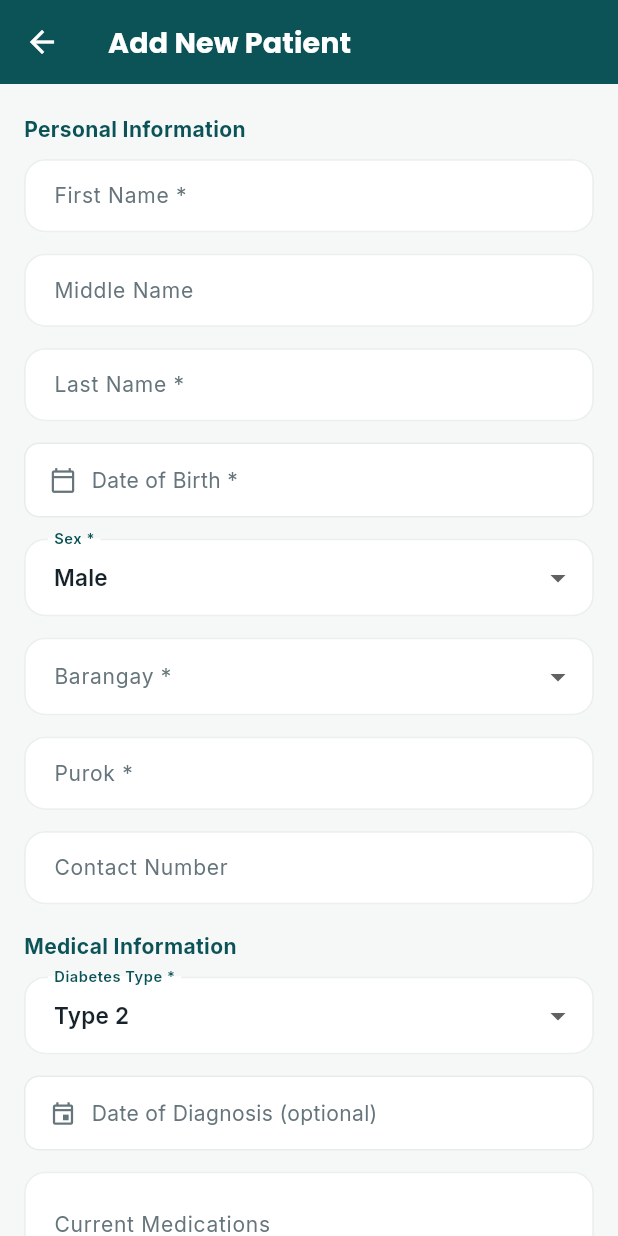
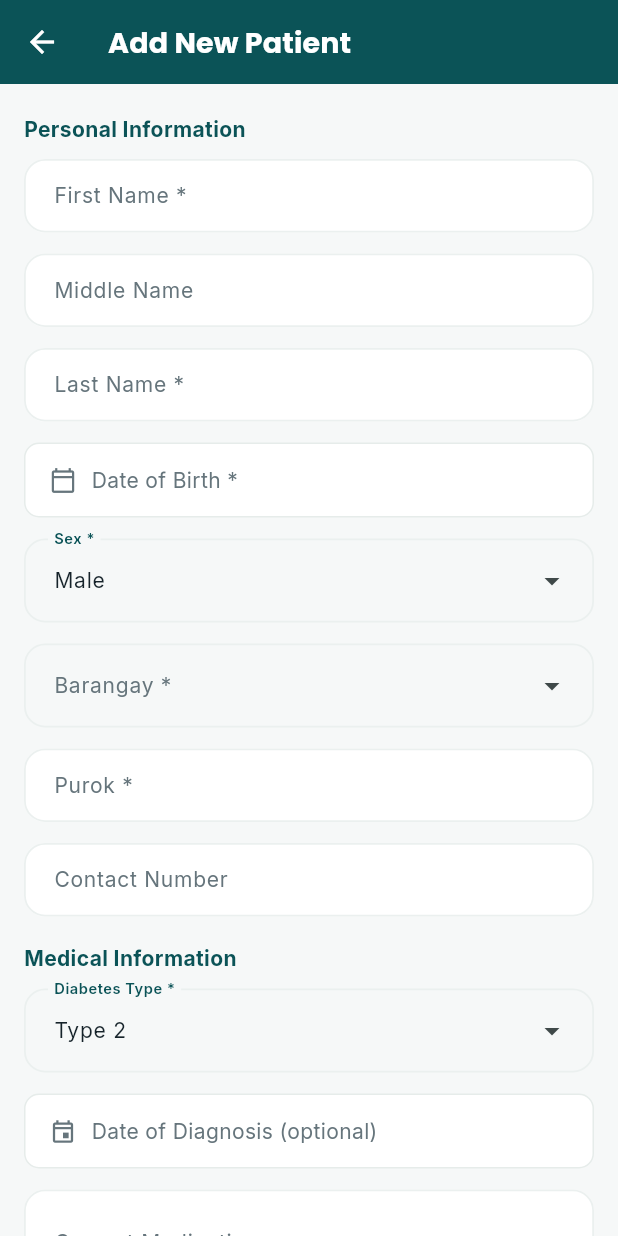
Before and after one commit to jmidanan1234/diacare-app, a Flutter app: the AddPatientScreen screen opened directly, on a phone screen of 412 x 824 dp. Run offline on Flutter 3.47's test engine with Material 3 defaults, Android fonts, the light colour scheme and no system bars; our stand-ins replace cloud_firestore, connectivity_plus, firebase_auth, firebase_core, firebase_messaging, fl_chart and 5 more; accounts and stored records are empty.

Commit message:
Release v1.0.11: centered dashboard cards and compact patient dropdowns

```diff
--- a/lib/screens/patients/add_patient_screen.dart
+++ b/lib/screens/patients/add_patient_screen.dart
@@ -7,6 +7,7 @@ import '../../models/patient.dart';
 import '../../utils/theme.dart';
 import '../../utils/constants.dart';
 import '../../widgets/shared_widgets.dart';
+import '../../widgets/compact_dropdown_field.dart';
 
 class AddPatientScreen extends StatefulWidget {
   /// When provided, the screen edits this patient instead of adding a new one.
@@ -456,12 +457,10 @@ class _AddPatientScreenState extends State<AddPatientScreen> {
               ),
 
               // Sex
-              _field(DropdownButtonFormField<String>(
-                initialValue: _sex,
-                decoration: const InputDecoration(labelText: 'Sex *'),
-                items: AppConstants.sexOptions
-                    .map((s) => DropdownMenuItem(value: s, child: Text(s)))
-                    .toList(),
+              _field(CompactDropdownField(
+                value: _sex,
+                label: 'Sex *',
+                options: AppConstants.sexOptions,
                 onChanged: (v) => setState(() => _sex = v!),
               )),
 
@@ -469,13 +468,10 @@ class _AddPatientScreenState extends State<AddPatientScreen> {
               // specific enough to find the house, consistent enough to
               // filter and report on.
               _field(
-                DropdownButtonFormField<String>(
-                  initialValue: _barangay,
-                  isExpanded: true,
-                  decoration: const InputDecoration(labelText: 'Barangay *'),
-                  items: AppConstants.barangays
-                      .map((b) => DropdownMenuItem(value: b, child: Text(b)))
-                      .toList(),
+                CompactDropdownField(
+                  value: _barangay,
+                  label: 'Barangay *',
+                  options: AppConstants.barangays,
                   onChanged: (v) => setState(() => _barangay = v),
                   validator: (v) => v == null || v.isEmpty ? 'Required' : null,
                 ),
@@ -504,12 +500,10 @@ class _AddPatientScreenState extends State<AddPatientScreen> {
               )),
 
               _sectionHeader('Medical Information'),
-              _field(DropdownButtonFormField<String>(
-                initialValue: _diabetesType,
-                decoration: const InputDecoration(labelText: 'Diabetes Type *'),
-                items: AppConstants.diabetesTypes
-                    .map((t) => DropdownMenuItem(value: t, child: Text(t)))
-                    .toList(),
+              _field(CompactDropdownField(
+                value: _diabetesType,
+                label: 'Diabetes Type *',
+                options: AppConstants.diabetesTypes,
                 onChanged: (v) => setState(() => _diabetesType = v!),
               )),
 
--- a/lib/utils/constants.dart
+++ b/lib/utils/constants.dart
@@ -1,6 +1,6 @@
 class AppConstants {
   static const String appName = 'DiaCare';
-  static const String appVersion = '1.0.10';
+  static const String appVersion = '1.0.11';
   static const String appTagline = 'Barangay Diabetes Monitoring';
   static const String disclaimer =
       'DiaCare is designed for community health monitoring and decision-support only. It does not provide medical diagnosis or treatment.';
--- /dev/null
+++ b/lib/widgets/compact_dropdown_field.dart
@@ -0,0 +1,63 @@
+import 'package:flutter/material.dart';
+import '../utils/theme.dart';
+
+/// An anchored selection menu with a bounded, scrollable options list.
+class CompactDropdownField extends StatelessWidget {
+  final String label;
+  final String? value;
+  final List<String> options;
+  final ValueChanged<String?> onChanged;
+  final FormFieldValidator<String>? validator;
+
+  const CompactDropdownField({
+    super.key,
+    required this.label,
+    required this.value,
+    required this.options,
+    required this.onChanged,
+    this.validator,
+  });
+
+  @override
+  Widget build(BuildContext context) {
+    return LayoutBuilder(builder: (context, constraints) {
+      final menuWidth = constraints.maxWidth.clamp(0.0, 280.0);
+      return DropdownMenuFormField<String>(
+        width: constraints.maxWidth,
+        initialSelection: value,
+        label: Text(label),
+        selectOnly: true,
+        requestFocusOnTap: false,
+        enableSearch: false,
+        textStyle: const TextStyle(fontSize: 14, color: AppColors.textPrimary),
+        menuStyle: MenuStyle(
+          alignment: Alignment.bottomLeft,
+          maximumSize: WidgetStatePropertyAll(Size(menuWidth, 240)),
+          backgroundColor: const WidgetStatePropertyAll(Colors.white),
+          surfaceTintColor: const WidgetStatePropertyAll(Colors.transparent),
+          padding:
+              const WidgetStatePropertyAll(EdgeInsets.symmetric(vertical: 4)),
+          shape: WidgetStatePropertyAll(RoundedRectangleBorder(
+            borderRadius: BorderRadius.circular(12),
+            side: const BorderSide(color: AppColors.divider),
+          )),
+        ),
+        alignmentOffset: const Offset(0, 4),
+        dropdownMenuEntries: options
+            .map((option) => DropdownMenuEntry<String>(
+                  value: option,
+                  label: option,
+                  style: MenuItemButton.styleFrom(
+                    textStyle: const TextStyle(
+                        fontSize: 14, fontWeight: FontWeight.w500),
+                    padding: const EdgeInsets.symmetric(horizontal: 14),
+                    minimumSize: const Size(0, 48),
+                  ),
+                ))
+            .toList(),
+        validator: validator,
+        onSelected: onChanged,
+      );
+    });
+  }
+}
--- a/pubspec.yaml
+++ b/pubspec.yaml
@@ -1,7 +1,7 @@
 name: diacare
 description: DiaCare - Barangay Health Worker Diabetes Monitoring App
 publish_to: 'none'
-version: 1.0.10+11
+version: 1.0.11+12
 
 environment:
   sdk: '>=3.0.0 <4.0.0'
```
Also changed, not shown: lib/widgets/shared_widgets.dart (+26 -14 lines), 1 other file.
